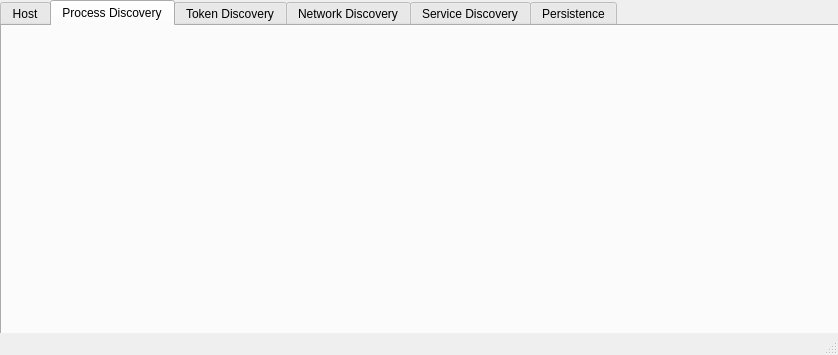
Old version of the form mainwindow.ui in the repository KernelPhantom-010/Red-Team-Host-Recon.
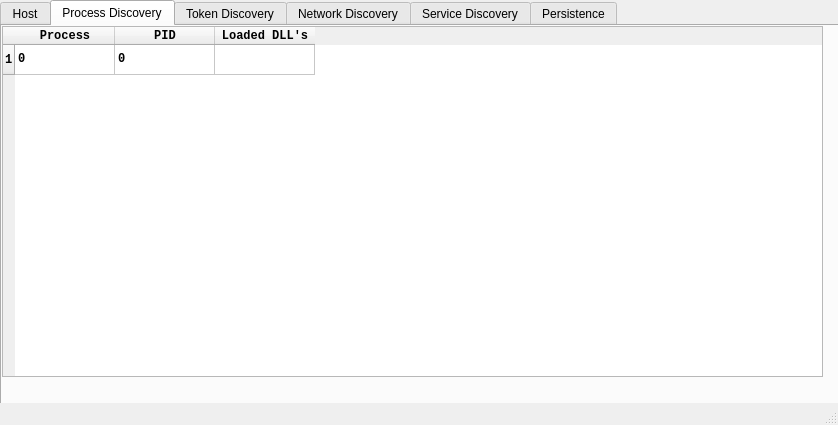
New version of the form. The open tabs and pages were chosen to show the change.

Commit message: added first process enumeration

What changed in the file:
```diff
--- a/mainwindow.ui
+++ b/mainwindow.ui
@@ -7,7 +7,7 @@
     <x>0</x>
     <y>0</y>
     <width>838</width>
-    <height>355</height>
+    <height>425</height>
    </rect>
   </property>
   <property name="windowTitle">
@@ -179,6 +179,57 @@
      <attribute name="title">
       <string>Process Discovery</string>
      </attribute>
+     <widget class="QTableWidget" name="tableWidget_2">
+      <property name="geometry">
+       <rect>
+        <x>0</x>
+        <y>0</y>
+        <width>821</width>
+        <height>351</height>
+       </rect>
+      </property>
+      <property name="font">
+       <font>
+        <family>Consolas</family>
+        <bold>true</bold>
+       </font>
+      </property>
+      <property name="autoFillBackground">
+       <bool>false</bool>
+      </property>
+      <property name="editTriggers">
+       <set>QAbstractItemView::EditTrigger::NoEditTriggers</set>
+      </property>
+      <property name="alternatingRowColors">
+       <bool>false</bool>
+      </property>
+      <row/>
+      <column>
+       <property name="text">
+        <string>Process</string>
+       </property>
+      </column>
+      <column>
+       <property name="text">
+        <string>PID</string>
+       </property>
+      </column>
+      <column>
+       <property name="text">
+        <string>Loaded DLL's</string>
+       </property>
+      </column>
+      <item row="0" column="0">
+       <property name="text">
+        <string>0</string>
+       </property>
+      </item>
+      <item row="0" column="1">
+       <property name="text">
+        <string>0</string>
+       </property>
+      </item>
+     </widget>
     </widget>
     <widget class="QWidget" name="tab_3">
      <attribute name="title">
```
Left out of the diff: 4 changed lines with no effect on the pictures. The commit also changes 14 other files.
